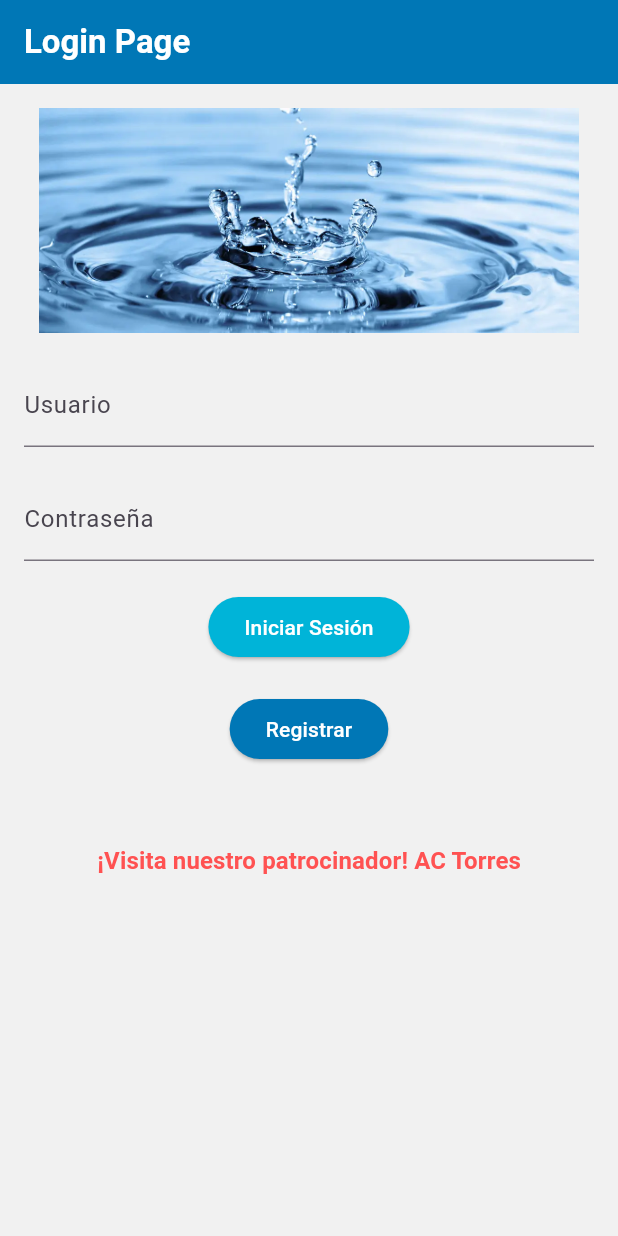
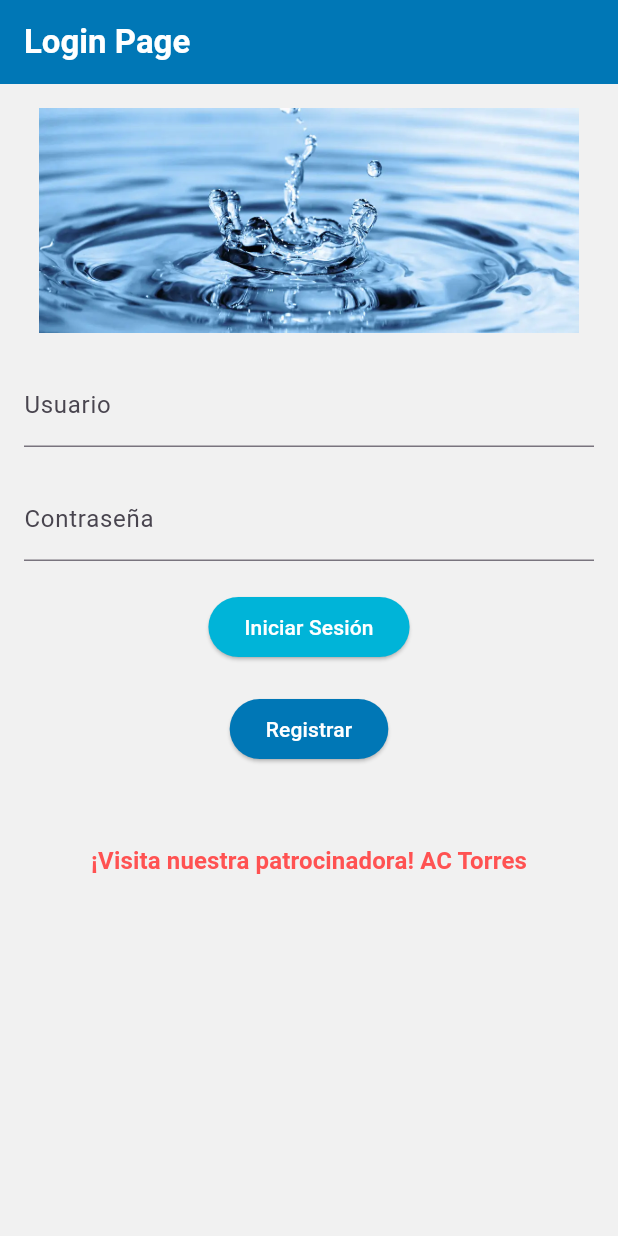
Before and after one commit to canyonlux/Aquatrack, a Flutter app: the screen it shows after launch, on a phone screen of 412 x 824 dp. Run offline on Flutter 3.47's test engine with Material 3 defaults, Android fonts, the phone set to English and light mode, and no system bars; our stand-ins replace cloud_firestore, diacritic, firebase_auth, firebase_core, flutter_map, image_picker and 2 more; accounts and stored records are empty; generated files the repository leaves out were written again.

```diff
--- a/lib/LoginPage.dart
+++ b/lib/LoginPage.dart
@@ -132,7 +132,7 @@ class _LoginPageState extends State<LoginPage> {
               TextButton(
                 onPressed: _launchURL,
                 child: Text(
-                  '¡Visita nuestro patrocinador! '
+                  '¡Visita nuestra patrocinadora! '
                       'AC Torres',
                   style: TextStyle(
                     color: Colors.redAccent, // Rojo llamativo para destacar
```
